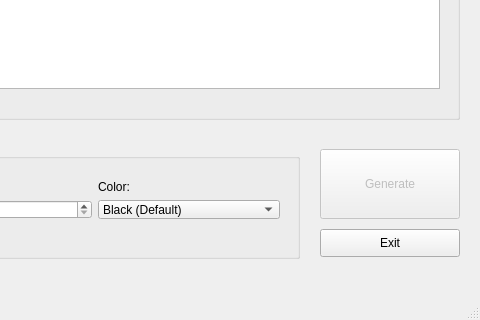
Before: the Qt Designer form QRplusplus/qrplusplus.ui in coregameHD/QRplusplus, drawn with Qt 5; both pictures show x 320 to 800 and y 280 to 600 of the 800 by 600 pixel window.
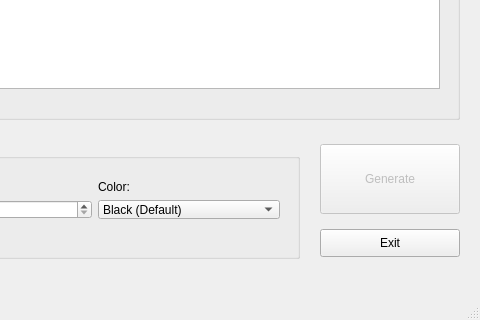
After: the same form once the commit is applied. Icons and pictures are not drawn.

```diff
--- a/QRplusplus/qrplusplus.ui
+++ b/QRplusplus/qrplusplus.ui
@@ -290,7 +290,7 @@
     <property name="geometry">
      <rect>
       <x>640</x>
-      <y>410</y>
+      <y>405</y>
       <width>140</width>
       <height>70</height>
      </rect>
```
Left out of the diff: 33 changed lines with no effect on the pictures.
